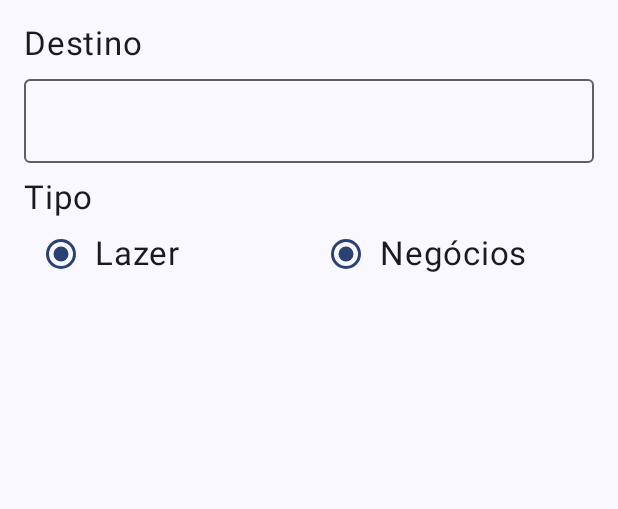
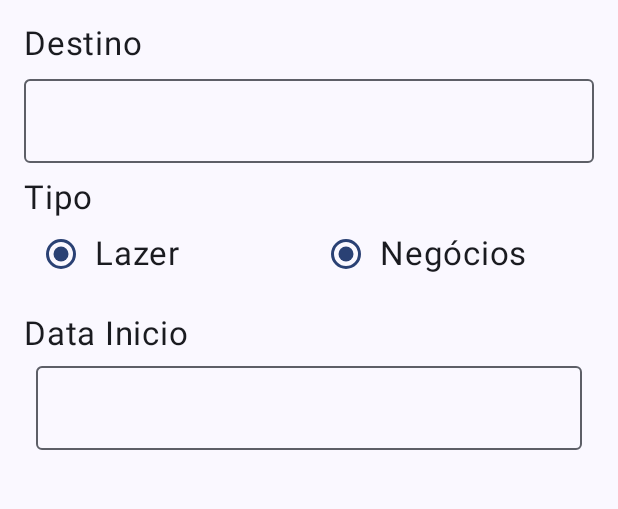
Before and after one commit to ArthurKJun/TelaAppNovaViagem, an Android app built with Jetpack Compose: the screen it shows after launch (MainActivity), on a phone screen of 412 x 824 dp, the part 96-605 px from its top. Run offline under Robolectric (Android 15) with nearby library versions, the phone set to English and light mode, and no system bars.

Commit message:
Criado input de data com o datePicker

```diff
--- a/app/src/main/java/com/senac/teladenovaviagem/MainActivity.kt
+++ b/app/src/main/java/com/senac/teladenovaviagem/MainActivity.kt
@@ -1,12 +1,18 @@
 package com.senac.teladenovaviagem
 
+import android.app.DatePickerDialog
+import android.icu.util.GregorianCalendar
 import android.os.Bundle
 import androidx.activity.ComponentActivity
 import androidx.activity.compose.setContent
 import androidx.compose.foundation.layout.Column
 import androidx.compose.foundation.layout.Row
 import androidx.compose.foundation.layout.fillMaxSize
+import androidx.compose.foundation.layout.fillMaxWidth
 import androidx.compose.foundation.layout.padding
+import androidx.compose.material3.Button
+import androidx.compose.material3.DatePicker
+import androidx.compose.material3.DatePickerDialog
 import androidx.compose.material3.ExperimentalMaterial3Api
 import androidx.compose.material3.MaterialTheme
 import androidx.compose.material3.OutlinedTextField
@@ -14,14 +20,23 @@ import androidx.compose.material3.RadioButton
 import androidx.compose.material3.Scaffold
 import androidx.compose.material3.Surface
 import androidx.compose.material3.Text
+import androidx.compose.material3.TextField
+import androidx.compose.material3.rememberDatePickerState
 import androidx.compose.runtime.Composable
+import androidx.compose.runtime.mutableStateOf
+import androidx.compose.runtime.remember
 import androidx.compose.ui.Alignment
 import androidx.compose.ui.Modifier
+import androidx.compose.ui.focus.onFocusChanged
 import androidx.compose.ui.text.style.TextAlign
 import androidx.compose.ui.unit.dp
 import androidx.compose.ui.unit.sp
 import com.senac.teladenovaviagem.components.MyTopBar
 import com.senac.teladenovaviagem.ui.theme.TelaDeNovaViagemTheme
+import java.text.SimpleDateFormat
+import java.util.Date
+import java.util.Locale
+import java.util.TimeZone
 
 class MainActivity : ComponentActivity() {
     override fun onCreate(savedInstanceState: Bundle?) {
@@ -42,20 +57,30 @@ class MainActivity : ComponentActivity() {
 
 @OptIn(ExperimentalMaterial3Api::class)
 @Composable
-fun Myapp(){
-    Scaffold (
+fun Myapp() {
+    Scaffold(
         topBar = {
             MyTopBar()
         }
-    ){
+    ) {
+
+        var showDatePickerDialog = remember {
+            mutableStateOf(false)
+        }
+        var selectedDate = remember {
+            mutableStateOf("")
+        }
+
+        val datePickerState = rememberDatePickerState()
+
         Column(
             modifier = Modifier
                 .padding(it)
                 .padding(16.dp)
         ) {
-            Row (
+            Row(
                 verticalAlignment = Alignment.CenterVertically
-            ){
+            ) {
                 Text(
                     text = "Destino",
                     fontSize = 22.sp,
@@ -84,9 +109,9 @@ fun Myapp(){
                 )
             }
 
-            Row (
+            Row(
                 verticalAlignment = Alignment.CenterVertically
-            ){
+            ) {
 
                 RadioButton(
                     selected = true,
@@ -120,7 +145,68 @@ fun Myapp(){
                 )
             }
 
+            Row {
+
+                Text(
+                    text = "Data Inicio",
+                    fontSize = 22.sp,
+                    textAlign = TextAlign.Left,
+                    modifier = Modifier
+                        .weight(1.5f)
+                        .padding(top = 16.dp)
+                )
+            }
+
+            Row {
+
+                if (showDatePickerDialog.value) {
+                    DatePickerDialog(
+                        onDismissRequest = { showDatePickerDialog.value = false },
+                        confirmButton = {
+                            Button(
+                                onClick = {
+                                    datePickerState
+                                        .selectedDateMillis?.let { millis ->
+                                            selectedDate.value = millis.toBrazilianDateFormat()
+                                        }
+                                    showDatePickerDialog.value = false
+                                }) {
+                                Text(text = "Escolher data")
+                            }
+                        }) {
+                        DatePicker(state = datePickerState)
+                    }
+                }
+
+                OutlinedTextField(
+                    value = selectedDate.value,
+                    onValueChange = { },
+                    modifier = Modifier
+                        .padding(8.dp)
+                        .fillMaxWidth()
+                        .onFocusChanged {
+                            if (it.isFocused) {
+                                showDatePickerDialog.value = true
+                            }
+                        },
+                    readOnly = true
+                )
+
+            }
+
         }
 
     }
 }
+
+fun Long.toBrazilianDateFormat(
+    pattern: String = "dd/MM/yyyy"
+): String {
+    val date = Date(this)
+    val formatter = SimpleDateFormat(
+        pattern, Locale("pt-br")
+    ).apply {
+        timeZone = TimeZone.getTimeZone("GMT")
+    }
+    return formatter.format(date)
+}
```
